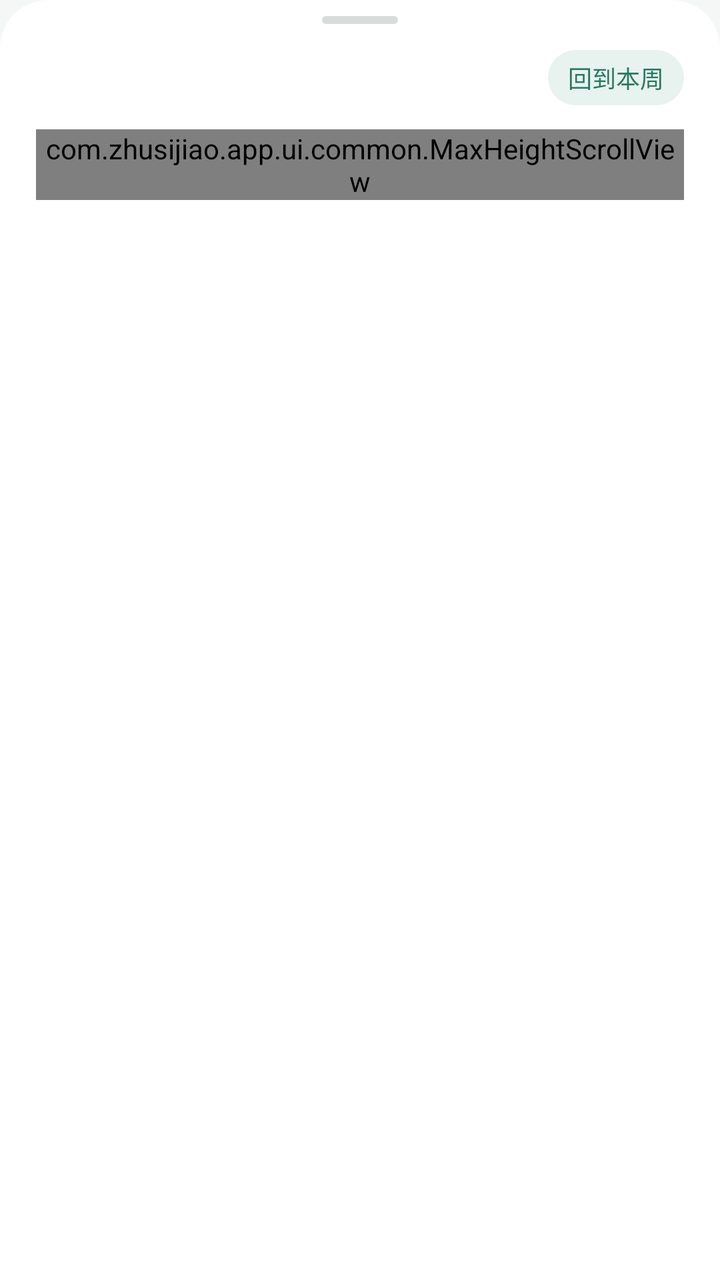
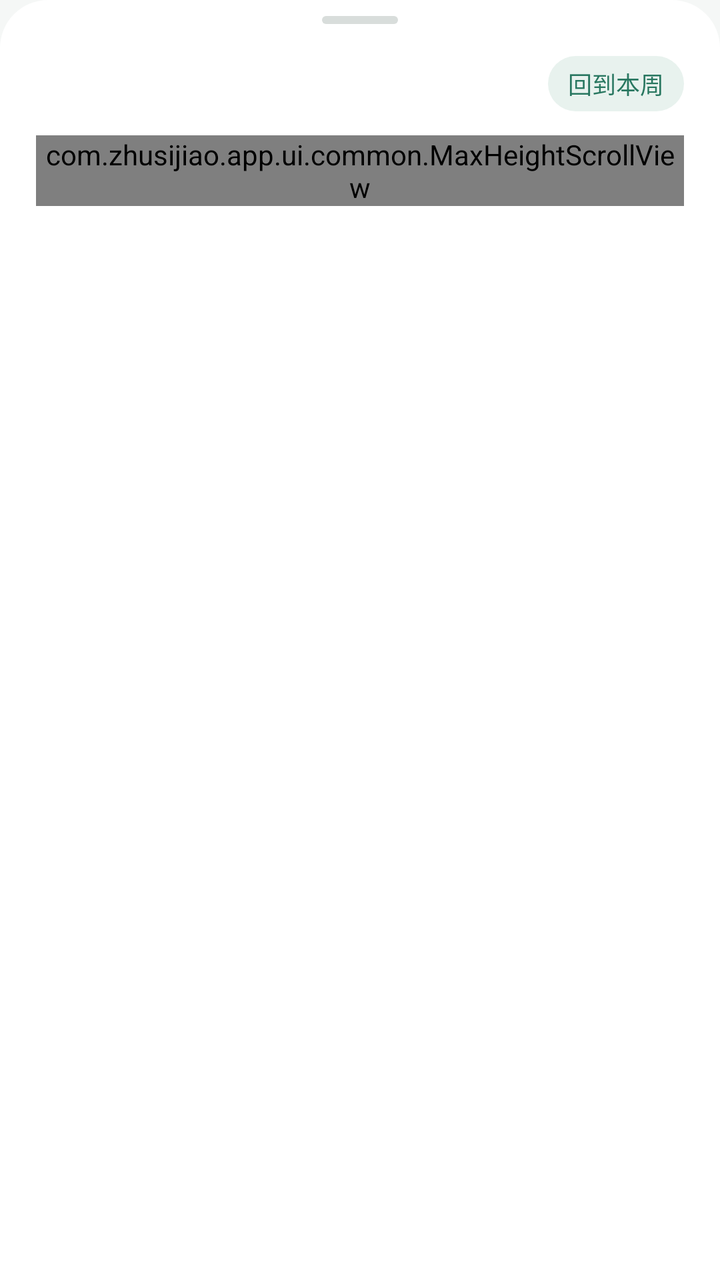

Compare the two renders of this Android layout. The source of the first and the diff that turns it into the second are given below.
<!-- AndroidManifest.xml: application theme Theme.Zhusijiao -->
<!-- res/layout/dialog_week_picker.xml -->
<?xml version="1.0" encoding="utf-8"?>
<LinearLayout xmlns:android="http://schemas.android.com/apk/res/android"
    android:layout_width="match_parent"
    android:layout_height="wrap_content"
    android:background="@drawable/bg_sheet"
    android:orientation="vertical"
    android:paddingStart="18dp"
    android:paddingTop="8dp"
    android:paddingEnd="18dp"
    android:paddingBottom="14dp">

    <View
        android:layout_width="38dp"
        android:layout_height="4dp"
        android:layout_gravity="center_horizontal"
        android:layout_marginBottom="13dp"
        android:background="@drawable/bg_sheet_handle" />

    <LinearLayout
        android:layout_width="match_parent"
        android:layout_height="wrap_content"
        android:layout_marginBottom="12dp"
        android:gravity="center_vertical"
        android:orientation="horizontal">

        <TextView
            android:id="@+id/pickerTitle"
            android:layout_width="0dp"
            android:layout_height="wrap_content"
            android:layout_weight="1"
            android:textColor="@color/heading_ink"
            android:textSize="@dimen/text_subtitle"
            android:textStyle="bold" />

        <TextView
            android:id="@+id/backToCurrent"
            android:layout_width="wrap_content"
            android:layout_height="wrap_content"
            android:background="@drawable/bg_tag"
            android:clickable="true"
            android:focusable="true"
            android:paddingStart="10dp"
            android:paddingTop="5dp"
            android:paddingEnd="10dp"
            android:paddingBottom="5dp"
            android:text="@string/week_picker_back_current"
            android:textColor="@color/accent_strong"
            android:textSize="@dimen/text_hint" />
    </LinearLayout>

    <com.zhusijiao.app.ui.common.MaxHeightScrollView
        android:id="@+id/weekScroll"
        android:layout_width="match_parent"
        android:layout_height="wrap_content">

        <LinearLayout
            android:id="@+id/weekRows"
            android:layout_width="match_parent"
            android:layout_height="wrap_content"
            android:orientation="vertical" />
    </com.zhusijiao.app.ui.common.MaxHeightScrollView>
</LinearLayout>
<!-- resources referenced by this layout -->
<resources>
  <color name="accent_strong">#287760</color>
  <color name="heading_ink">#202623</color>
  <dimen name="text_hint">12sp</dimen>
  <dimen name="text_subtitle">16sp</dimen>
  <!-- drawable bg_sheet (drawable) -->
  <?xml version="1.0" encoding="utf-8"?>
  
  <shape xmlns:android="http://schemas.android.com/apk/res/android" android:shape="rectangle">
      <solid android:color="@color/surface" />
      <corners android:topLeftRadius="@dimen/radius_xl" android:topRightRadius="@dimen/radius_xl" />
  </shape>
  <!-- drawable bg_sheet_handle (drawable) -->
  <?xml version="1.0" encoding="utf-8"?>
  
  <shape xmlns:android="http://schemas.android.com/apk/res/android" android:shape="rectangle">
      <solid android:color="@color/sheet_handle" />
      <corners android:radius="4dp" />
  </shape>
  <!-- drawable bg_tag (drawable) -->
  <?xml version="1.0" encoding="utf-8"?>
  
  <shape xmlns:android="http://schemas.android.com/apk/res/android" android:shape="rectangle">
      <solid android:color="@color/tag_bg" />
      <corners android:radius="100dp" />
  </shape>
  <string name="week_picker_back_current">回到本周</string>
  <style name="Theme.Zhusijiao" parent="Theme.AppCompat.Light.NoActionBar">
          <item name="colorPrimary">@color/accent</item>
          <item name="colorPrimaryDark">@color/accent</item>
          <item name="colorAccent">@color/accent</item>
          <item name="colorControlActivated">@color/accent</item>
          <item name="android:textColorPrimary">@color/ink</item>
          <item name="android:textColorSecondary">@color/muted</item>
          <item name="android:windowBackground">@color/background</item>
          <item name="android:statusBarColor">@color/background</item>
          <item name="android:navigationBarColor">@color/surface</item>
          <item name="android:windowLightStatusBar" tools:targetApi="m">true</item>
          <item name="android:windowLightNavigationBar" tools:targetApi="o_mr1">true</item>
          <item name="android:alertDialogTheme">@style/Theme.Zhusijiao.Dialog</item>
          <item name="alertDialogTheme">@style/Theme.Zhusijiao.Dialog</item>
      </style>
  <color name="surface">#ffffff</color>
  <dimen name="radius_xl">24dp</dimen>
  <color name="sheet_handle">#d8dddb</color>
  <color name="tag_bg">#e8f2ee</color>
  <color name="accent">#2f7d68</color>
  <color name="ink">#202725</color>
  <color name="muted">#7d8783</color>
  <color name="background">#f5f7f6</color>
  <style name="Theme.Zhusijiao.Dialog" parent="Theme.AppCompat.Light.Dialog.Alert">
          <item name="colorAccent">@color/accent</item>
          <item name="android:textColorPrimary">@color/ink</item>
          <item name="buttonBarPositiveButtonStyle">@style/DialogButton</item>
          <item name="buttonBarNegativeButtonStyle">@style/DialogButton</item>
          <item name="buttonBarNeutralButtonStyle">@style/DialogButton</item>
      </style>
  <style name="DialogButton" parent="Widget.AppCompat.Button.ButtonBar.AlertDialog">
          <item name="android:textColor">@color/accent</item>
          <item name="android:textStyle">bold</item>
      </style>
</resources>

<!-- the commit's change to res/layout/dialog_week_picker.xml (unified diff, before → after) -->
@@ -4,17 +4,9 @@
     android:layout_height="wrap_content"
     android:background="@drawable/bg_sheet"
     android:orientation="vertical"
-    android:paddingStart="18dp"
-    android:paddingTop="8dp"
-    android:paddingEnd="18dp"
-    android:paddingBottom="14dp">
+    style="@style/SheetRoot">
 
-    <View
-        android:layout_width="38dp"
-        android:layout_height="4dp"
-        android:layout_gravity="center_horizontal"
-        android:layout_marginBottom="13dp"
-        android:background="@drawable/bg_sheet_handle" />
+    <View style="@style/SheetHandle" />
 
     <LinearLayout
         android:layout_width="match_parent"
@@ -28,7 +20,7 @@
             android:layout_width="0dp"
             android:layout_height="wrap_content"
             android:layout_weight="1"
-            android:textColor="@color/heading_ink"
+            android:textColor="@color/text_primary"
             android:textSize="@dimen/text_subtitle"
             android:textStyle="bold" />
 
<!-- resource entries referenced after the edit -->
@@ -1,7 +1,7 @@
 <!-- resources referenced by this layout -->
 <resources>
   <color name="accent_strong">#287760</color>
-  <color name="heading_ink">#202623</color>
+  <color name="text_primary">#1d2421</color>
   <dimen name="text_hint">12sp</dimen>
   <dimen name="text_subtitle">16sp</dimen>
   <!-- drawable bg_sheet (drawable) -->
@@ -26,13 +26,26 @@
       <corners android:radius="100dp" />
   </shape>
   <string name="week_picker_back_current">回到本周</string>
+  <style name="SheetHandle">
+          <item name="android:layout_width">38dp</item>
+          <item name="android:layout_height">4dp</item>
+          <item name="android:layout_gravity">center_horizontal</item>
+          <item name="android:layout_marginBottom">16dp</item>
+          <item name="android:background">@drawable/bg_sheet_handle</item>
+      </style>
+  <style name="SheetRoot">
+          <item name="android:paddingStart">18dp</item>
+          <item name="android:paddingTop">8dp</item>
+          <item name="android:paddingEnd">18dp</item>
+          <item name="android:paddingBottom">16dp</item>
+      </style>
   <style name="Theme.Zhusijiao" parent="Theme.AppCompat.Light.NoActionBar">
           <item name="colorPrimary">@color/accent</item>
           <item name="colorPrimaryDark">@color/accent</item>
           <item name="colorAccent">@color/accent</item>
           <item name="colorControlActivated">@color/accent</item>
-          <item name="android:textColorPrimary">@color/ink</item>
-          <item name="android:textColorSecondary">@color/muted</item>
+          <item name="android:textColorPrimary">@color/text_primary</item>
+          <item name="android:textColorSecondary">@color/text_secondary</item>
           <item name="android:windowBackground">@color/background</item>
           <item name="android:statusBarColor">@color/background</item>
           <item name="android:navigationBarColor">@color/surface</item>
@@ -46,12 +59,11 @@
   <color name="sheet_handle">#d8dddb</color>
   <color name="tag_bg">#e8f2ee</color>
   <color name="accent">#2f7d68</color>
-  <color name="ink">#202725</color>
-  <color name="muted">#7d8783</color>
+  <color name="text_secondary">#5f6965</color>
   <color name="background">#f5f7f6</color>
   <style name="Theme.Zhusijiao.Dialog" parent="Theme.AppCompat.Light.Dialog.Alert">
           <item name="colorAccent">@color/accent</item>
-          <item name="android:textColorPrimary">@color/ink</item>
+          <item name="android:textColorPrimary">@color/text_primary</item>
           <item name="buttonBarPositiveButtonStyle">@style/DialogButton</item>
           <item name="buttonBarNegativeButtonStyle">@style/DialogButton</item>
           <item name="buttonBarNeutralButtonStyle">@style/DialogButton</item>
